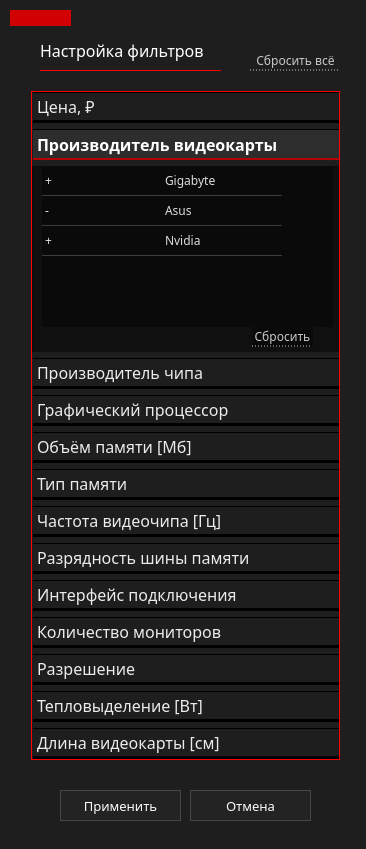
Qt form ui/filter/widgetVideoFilter.ui (marginalprog/git_pcconf) before a commit.
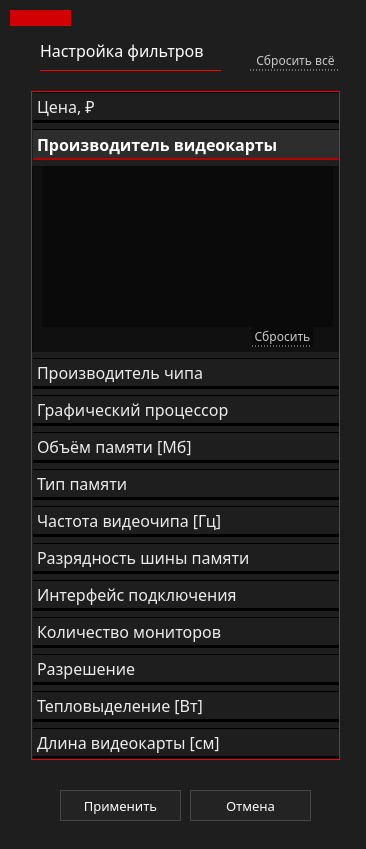
The same form after that commit. The open tabs and pages were chosen to show the change. Icons and pictures are not drawn.

```diff
--- a/ui/filter/widgetVideoFilter.ui
+++ b/ui/filter/widgetVideoFilter.ui
@@ -795,21 +795,6 @@
       <attribute name="verticalHeaderMinimumSectionSize">
        <number>10</number>
       </attribute>
-      <row>
-       <property name="text">
-        <string>0</string>
-       </property>
-      </row>
-      <row>
-       <property name="text">
-        <string>1</string>
-       </property>
-      </row>
-      <row>
-       <property name="text">
-        <string>2</string>
-       </property>
-      </row>
       <column>
        <property name="text">
         <string>Выбор</string>
@@ -820,36 +805,6 @@
         <string>Название</string>
        </property>
       </column>
-      <item row="0" column="0">
-       <property name="text">
-        <string>+</string>
-       </property>
-      </item>
-      <item row="0" column="1">
-       <property name="text">
-        <string>Gigabyte</string>
-       </property>
-      </item>
-      <item row="1" column="0">
-       <property name="text">
-        <string>-</string>
-       </property>
-      </item>
-      <item row="1" column="1">
-       <property name="text">
-        <string>Asus</string>
-       </property>
-      </item>
-      <item row="2" column="0">
-       <property name="text">
-        <string>+</string>
-       </property>
-      </item>
-      <item row="2" column="1">
-       <property name="text">
-        <string>Nvidia</string>
-       </property>
-      </item>
      </widget>
      <widget class="QPushButton" name="btnResetProizv">
       <property name="geometry">
```
Left out of the diff: 405 changed lines with no effect on the pictures.
